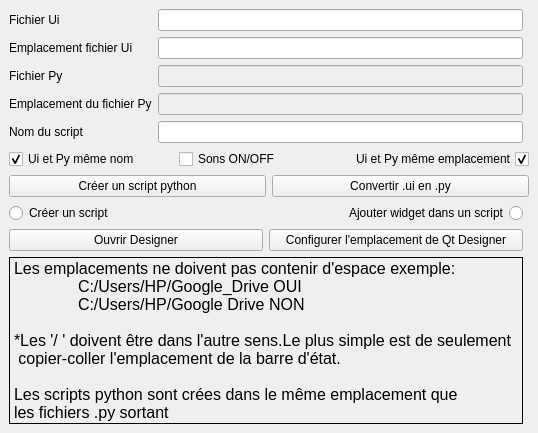
First picture: the form in Convertisseur.ui, repository constraintAutomaton/ui-to-py-gui, before the edit.
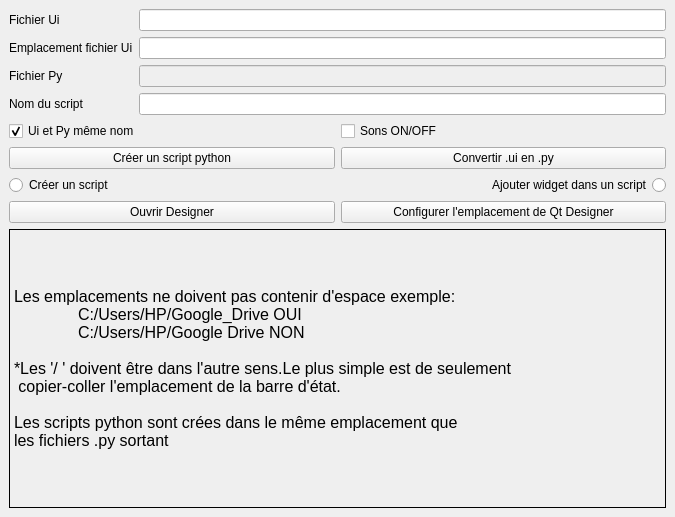
Second picture: the form after the edit.

The edit to the form file:
```diff
--- a/Convertisseur.ui
+++ b/Convertisseur.ui
@@ -6,8 +6,8 @@
    <rect>
     <x>0</x>
     <y>0</y>
-    <width>538</width>
-    <height>433</height>
+    <width>675</width>
+    <height>517</height>
    </rect>
   </property>
   <property name="windowTitle">
@@ -15,45 +15,19 @@
   </property>
   <widget class="QWidget" name="centralwidget">
    <layout class="QGridLayout" name="gridLayout">
-    <property name="sizeConstraint">
-     <enum>QLayout::SetNoConstraint</enum>
-    </property>
-    <item row="7" column="0" colspan="3">
-     <layout class="QHBoxLayout" name="horizontalLayout_2">
-      <item>
-       <widget class="QCheckBox" name="ChkSame">
-        <property name="enabled">
-         <bool>true</bool>
-        </property>
-        <property name="text">
-         <string>Ui et Py même nom</string>
-        </property>
-        <property name="checked">
-         <bool>true</bool>
-        </property>
-       </widget>
-      </item>
-      <item>
-       <widget class="QCheckBox" name="ChkSons">
-        <property name="text">
-         <string>Sons ON/OFF</string>
-        </property>
-       </widget>
-      </item>
-      <item>
-       <widget class="QCheckBox" name="ChkSameFolder">
-        <property name="layoutDirection">
-         <enum>Qt::RightToLeft</enum>
-        </property>
-        <property name="text">
-         <string>Ui et Py même emplacement</string>
-        </property>
-        <property name="checked">
-         <bool>true</bool>
-        </property>
-       </widget>
-      </item>
-     </layout>
+    <item row="2" column="0">
+     <widget class="QLabel" name="LbPy">
+      <property name="text">
+       <string>Fichier Py</string>
+      </property>
+     </widget>
+    </item>
+    <item row="3" column="0">
+     <widget class="QLabel" name="LblFichierPython">
+      <property name="text">
+       <string>Nom du script</string>
+      </property>
+     </widget>
     </item>
     <item row="2" column="1">
      <widget class="QLineEdit" name="LePy">
@@ -62,6 +36,19 @@
       </property>
      </widget>
     </item>
+    <item row="1" column="1">
+     <widget class="QLineEdit" name="LePathUi">
+      <property name="enabled">
+       <bool>true</bool>
+      </property>
+     </widget>
+    </item>
+    <item row="3" column="1">
+     <widget class="QLineEdit" name="LeScript"/>
+    </item>
+    <item row="0" column="1">
+     <widget class="QLineEdit" name="LeUi"/>
+    </item>
     <item row="0" column="0">
      <widget class="QLabel" name="LblUi">
       <property name="enabled">
@@ -72,16 +59,6 @@
       </property>
      </widget>
     </item>
-    <item row="0" column="1">
-     <widget class="QLineEdit" name="LeUi"/>
-    </item>
-    <item row="4" column="1">
-     <widget class="QLineEdit" name="LePathPy">
-      <property name="enabled">
-       <bool>false</bool>
-      </property>
-     </widget>
-    </item>
     <item row="1" column="0">
      <widget class="QLabel" name="LblPathUi">
       <property name="text">
@@ -89,7 +66,7 @@
       </property>
      </widget>
     </item>
-    <item row="11" column="0" colspan="2">
+    <item row="7" column="0" colspan="2">
      <layout class="QHBoxLayout" name="horizontalLayout_3">
       <item>
        <widget class="QPushButton" name="BtnQt">
@@ -107,7 +84,7 @@
       </item>
      </layout>
     </item>
-    <item row="12" column="0" colspan="2">
+    <item row="8" column="0" colspan="2">
      <layout class="QHBoxLayout" name="horizontalLayout_4">
       <property name="sizeConstraint">
        <enum>QLayout::SetNoConstraint</enum>
@@ -140,38 +117,14 @@
       </item>
      </layout>
     </item>
-    <item row="5" column="1">
-     <widget class="QLineEdit" name="LeScript"/>
-    </item>
-    <item row="4" column="0">
-     <widget class="QLabel" name="LblPathPy">
+    <item row="6" column="0">
+     <widget class="QRadioButton" name="RbCreer">
       <property name="text">
-       <string>Emplacement du fichier Py</string>
+       <string>Créer un script</string>
       </property>
      </widget>
     </item>
-    <item row="2" column="0">
-     <widget class="QLabel" name="LbPy">
-      <property name="text">
-       <string>Fichier Py</string>
-      </property>
-     </widget>
-    </item>
-    <item row="1" column="1">
-     <widget class="QLineEdit" name="LePathUi">
-      <property name="enabled">
-       <bool>true</bool>
-      </property>
-     </widget>
-    </item>
-    <item row="5" column="0">
-     <widget class="QLabel" name="LblFichierPython">
-      <property name="text">
-       <string>Nom du script</string>
-      </property>
-     </widget>
-    </item>
-    <item row="9" column="0" colspan="3">
+    <item row="5" column="0" colspan="2">
      <layout class="QHBoxLayout" name="horizontalLayout">
       <property name="sizeConstraint">
        <enum>QLayout::SetMinimumSize</enum>
@@ -201,14 +154,7 @@
       </item>
      </layout>
     </item>
-    <item row="10" column="0">
-     <widget class="QRadioButton" name="RbCreer">
-      <property name="text">
-       <string>Créer un script</string>
-      </property>
-     </widget>
-    </item>
-    <item row="10" column="1">
+    <item row="6" column="1">
      <widget class="QRadioButton" name="RbAjout">
       <property name="layoutDirection">
        <enum>Qt::RightToLeft</enum>
@@ -218,6 +164,30 @@
       </property>
      </widget>
     </item>
+    <item row="4" column="0" colspan="2">
+     <layout class="QHBoxLayout" name="horizontalLayout_2">
+      <item>
+       <widget class="QCheckBox" name="ChkSame">
+        <property name="enabled">
+         <bool>true</bool>
+        </property>
+        <property name="text">
+         <string>Ui et Py même nom</string>
+        </property>
+        <property name="checked">
+         <bool>true</bool>
+        </property>
+       </widget>
+      </item>
+      <item>
+       <widget class="QCheckBox" name="ChkSons">
+        <property name="text">
+         <string>Sons ON/OFF</string>
+        </property>
+       </widget>
+      </item>
+     </layout>
+    </item>
    </layout>
   </widget>
  </widget>
```
